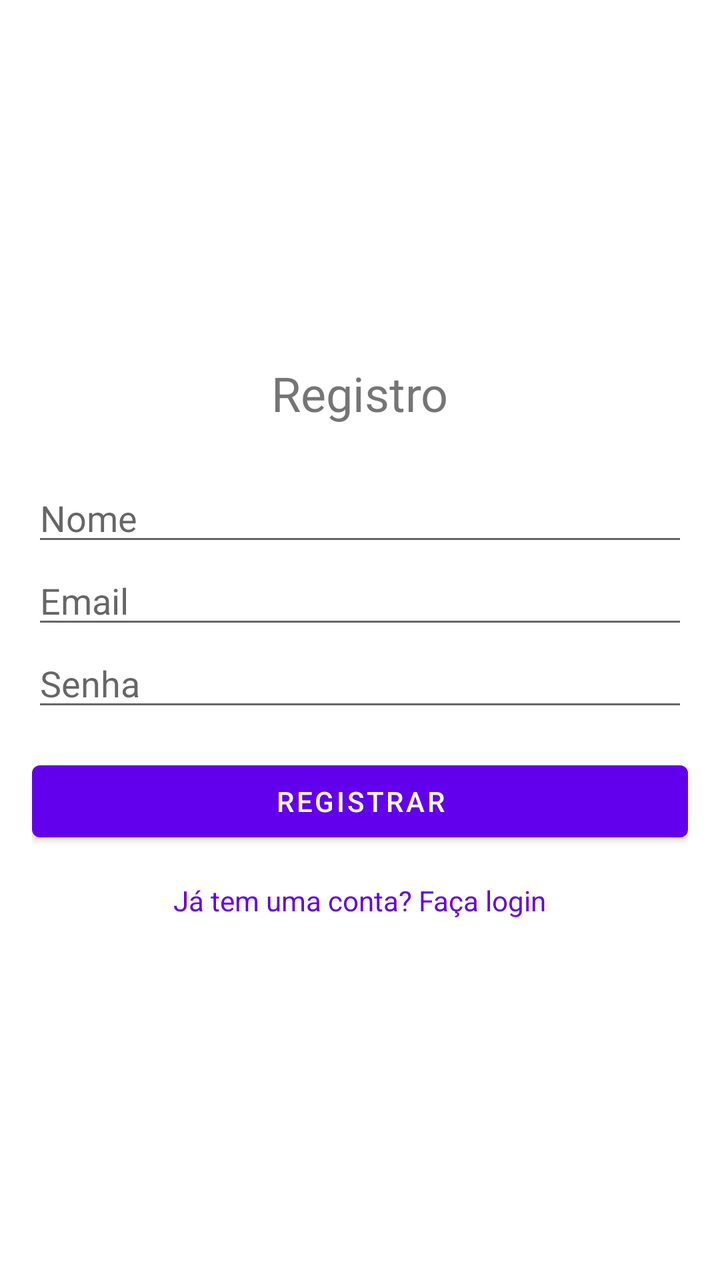
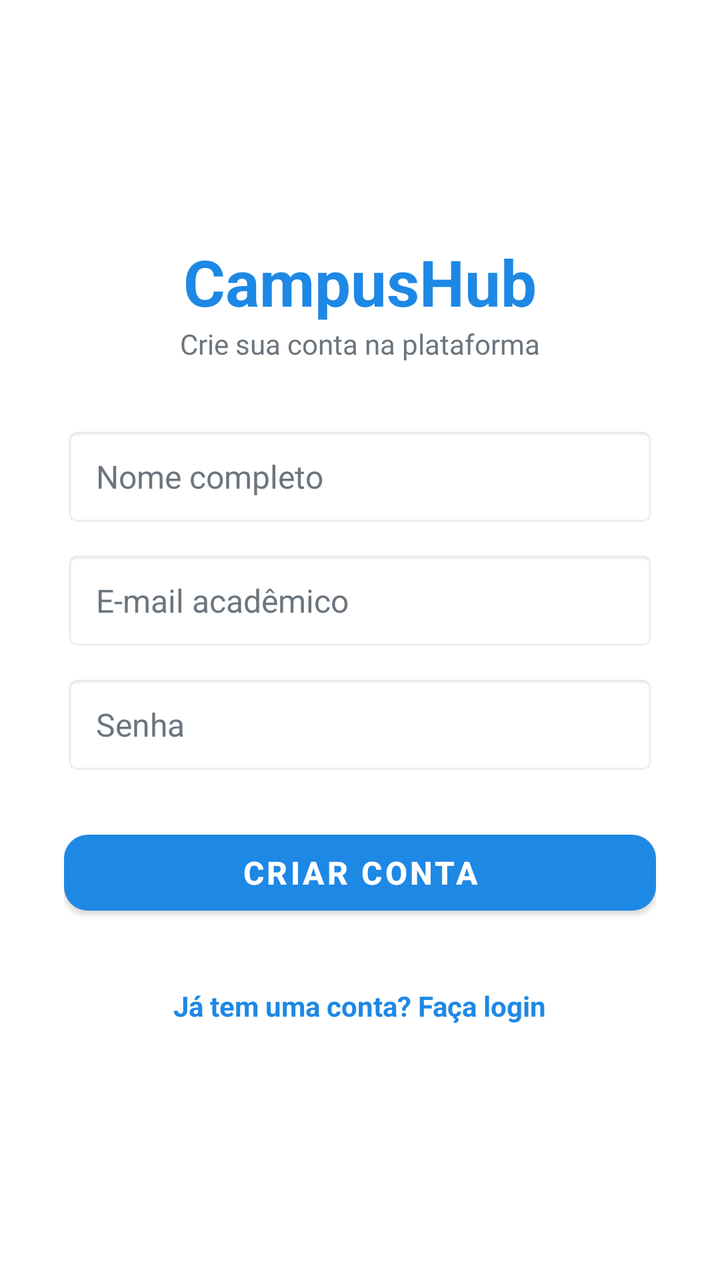

An Android layout rendered at two revisions. The XML below is the earlier revision; the diff shows what the commit changed to produce the second picture.
<!-- AndroidManifest.xml: application theme Theme.Brcomurimeuprojeto -->
<!-- res/layout/activity_register.xml -->
<?xml version="1.0" encoding="utf-8"?>
<LinearLayout xmlns:android="http://schemas.android.com/apk/res/android"
    android:layout_width="match_parent"
    android:layout_height="match_parent"
    android:orientation="vertical"
    android:padding="16dp"
    android:gravity="center">

    <TextView
        android:layout_width="wrap_content"
        android:layout_height="wrap_content"
        android:text="Registro"
        android:textSize="24sp"
        android:layout_marginBottom="24dp"/>

    <EditText
        android:id="@+id/etName"
        android:layout_width="match_parent"
        android:layout_height="wrap_content"
        android:hint="Nome"
        android:inputType="textPersonName" />

    <EditText
        android:id="@+id/etEmail"
        android:layout_width="match_parent"
        android:layout_height="wrap_content"
        android:hint="Email"
        android:inputType="textEmailAddress" />

    <EditText
        android:id="@+id/etPassword"
        android:layout_width="match_parent"
        android:layout_height="wrap_content"
        android:hint="Senha"
        android:inputType="textPassword" />

    <Button
        android:id="@+id/btnRegister"
        android:layout_width="match_parent"
        android:layout_height="wrap_content"
        android:text="Registrar"
        android:layout_marginTop="16dp" />

    <TextView
        android:id="@+id/tvGoToLogin"
        android:layout_width="wrap_content"
        android:layout_height="wrap_content"
        android:text="Já tem uma conta? Faça login"
        android:textColor="@color/purple_500"
        android:layout_marginTop="16dp" />

</LinearLayout>
<!-- resources referenced by this layout -->
<resources>
  <color name="purple_500">#FF6200EE</color>
  <style name="Theme.Brcomurimeuprojeto" parent="Theme.MaterialComponents.DayNight.DarkActionBar">
          
          <item name="colorPrimary">@color/purple_500</item>
          <item name="colorPrimaryVariant">@color/purple_700</item>
          <item name="colorOnPrimary">@color/white</item>
          
          <item name="colorSecondary">@color/teal_200</item>
          <item name="colorSecondaryVariant">@color/teal_700</item>
          <item name="colorOnSecondary">@color/black</item>
          
          <item name="android:statusBarColor">?attr/colorPrimaryVariant</item>
          
      </style>
  <color name="purple_700">#FF3700B3</color>
  <color name="white">#FFFFFFFF</color>
  <color name="teal_200">#FF03DAC5</color>
  <color name="teal_700">#FF018786</color>
  <color name="black">#FF000000</color>
</resources>

<!-- the commit's change to res/layout/activity_register.xml (unified diff, before → after) -->
@@ -1,52 +1,102 @@
 <?xml version="1.0" encoding="utf-8"?>
 <LinearLayout xmlns:android="http://schemas.android.com/apk/res/android"
+    xmlns:app="http://schemas.android.com/apk/res-auto"
     android:layout_width="match_parent"
     android:layout_height="match_parent"
+    android:background="@color/white"
+    android:fitsSystemWindows="true"
+    android:gravity="center"
     android:orientation="vertical"
-    android:padding="16dp"
-    android:gravity="center">
+    android:padding="16dp">
 
-    <TextView
-        android:layout_width="wrap_content"
-        android:layout_height="wrap_content"
-        android:text="Registro"
-        android:textSize="24sp"
-        android:layout_marginBottom="24dp"/>
-
-    <EditText
-        android:id="@+id/etName"
+    
+    <LinearLayout
         android:layout_width="match_parent"
         android:layout_height="wrap_content"
-        android:hint="Nome"
-        android:inputType="textPersonName" />
+        android:layout_gravity="center"
+        android:layout_marginHorizontal="16dp"
+        android:maxWidth="420dp"
+        android:orientation="vertical"
+        android:gravity="center">
 
-    <EditText
-        android:id="@+id/etEmail"
-        android:layout_width="match_parent"
-        android:layout_height="wrap_content"
-        android:hint="Email"
-        android:inputType="textEmailAddress" />
+        
+        <TextView
+            android:layout_width="wrap_content"
+            android:layout_height="wrap_content"
+            android:text="CampusHub"
+            android:textColor="@color/primary_blue"
+            android:textSize="32sp"
+            android:textStyle="bold" />
 
-    <EditText
-        android:id="@+id/etPassword"
-        android:layout_width="match_parent"
-        android:layout_height="wrap_content"
-        android:hint="Senha"
-        android:inputType="textPassword" />
+        <TextView
+            android:layout_width="wrap_content"
+            android:layout_height="wrap_content"
+            android:layout_marginBottom="32dp"
+            android:text="Crie sua conta na plataforma"
+            android:textColor="@color/gray_text"
+            android:textSize="14sp" />
 
-    <Button
-        android:id="@+id/btnRegister"
-        android:layout_width="match_parent"
-        android:layout_height="wrap_content"
-        android:text="Registrar"
-        android:layout_marginTop="16dp" />
+        <EditText
+            android:id="@+id/etName"
+            android:layout_width="match_parent"
+            android:layout_height="50dp"
+            android:layout_marginBottom="12dp"
+            android:background="@android:drawable/editbox_background_normal"
+            android:hint="Nome completo"
+            android:inputType="textPersonName"
+            android:paddingHorizontal="16dp"
+            android:textColor="@color/black"
+            android:textColorHint="@color/gray_text"
+            android:textSize="16sp" />
 
-    <TextView
-        android:id="@+id/tvGoToLogin"
-        android:layout_width="wrap_content"
-        android:layout_height="wrap_content"
-        android:text="Já tem uma conta? Faça login"
-        android:textColor="@color/purple_500"
-        android:layout_marginTop="16dp" />
+        <EditText
+            android:id="@+id/etEmail"
+            android:layout_width="match_parent"
+            android:layout_height="50dp"
+            android:layout_marginBottom="12dp"
+            android:background="@android:drawable/editbox_background_normal"
+            android:hint="E-mail acadêmico"
+            android:inputType="textEmailAddress"
+            android:paddingHorizontal="16dp"
+            android:textColor="@color/black"
+            android:textColorHint="@color/gray_text"
+            android:textSize="16sp" />
+
+        <EditText
+            android:id="@+id/etPassword"
+            android:layout_width="match_parent"
+            android:layout_height="50dp"
+            android:layout_marginBottom="24dp"
+            android:background="@android:drawable/editbox_background_normal"
+            android:hint="Senha"
+            android:inputType="textPassword"
+            android:paddingHorizontal="16dp"
+            android:textColor="@color/black"
+            android:textColorHint="@color/gray_text"
+            android:textSize="16sp" />
+
+        <com.google.android.material.button.MaterialButton
+            android:id="@+id/btnRegister"
+            android:layout_width="match_parent"
+            android:layout_height="50dp"
+            android:text="Criar Conta"
+            android:textColor="@color/white"
+            android:textSize="16sp"
+            android:textStyle="bold"
+            app:cornerRadius="12dp"
+            app:backgroundTint="@color/primary_blue" />
+
+        <TextView
+            android:id="@+id/tvGoToLogin"
+            android:layout_width="wrap_content"
+            android:layout_height="wrap_content"
+            android:layout_marginTop="24dp"
+            android:padding="8dp"
+            android:text="Já tem uma conta? Faça login"
+            android:textColor="@color/primary_blue"
+            android:textSize="14sp"
+            android:textStyle="bold" />
+
+    </LinearLayout>
 
 </LinearLayout>
<!-- resource entries referenced after the edit -->
@@ -1,23 +1,26 @@
 <!-- resources referenced by this layout -->
 <resources>
-  <color name="purple_500">#FF6200EE</color>
   <style name="Theme.Brcomurimeuprojeto" parent="Theme.MaterialComponents.DayNight.DarkActionBar">
           
-          <item name="colorPrimary">@color/purple_500</item>
-          <item name="colorPrimaryVariant">@color/purple_700</item>
+          <item name="colorPrimary">@color/primary_blue</item>
+          <item name="colorPrimaryVariant">@color/primary_dark</item>
           <item name="colorOnPrimary">@color/white</item>
           
-          <item name="colorSecondary">@color/teal_200</item>
-          <item name="colorSecondaryVariant">@color/teal_700</item>
-          <item name="colorOnSecondary">@color/black</item>
+          <item name="colorSecondary">@color/accent_blue</item>
+          <item name="colorSecondaryVariant">@color/primary_dark</item>
+          <item name="colorOnSecondary">@color/white</item>
           
-          <item name="android:statusBarColor">?attr/colorPrimaryVariant</item>
+          <item name="android:statusBarColor">@color/primary_dark</item>
+          <item name="android:windowLightStatusBar">false</item>
           
+          <item name="android:windowBackground">@color/gray_light</item>
       </style>
-  <color name="purple_700">#FF3700B3</color>
+  <color name="primary_dark">#FF0D47A1</color>
+  <color name="accent_blue">#FF42A5F5</color>
+  <color name="gray_light">#FFF8F9FA</color>
   <color name="white">#FFFFFFFF</color>
-  <color name="teal_200">#FF03DAC5</color>
-  <color name="teal_700">#FF018786</color>
-  <color name="black">#FF000000</color>
+  <color name="black">#FF121212</color>
+  <color name="gray_text">#FF6C757D</color>
+  <color name="primary_blue">#FF1E88E5</color>
 </resources>
 
